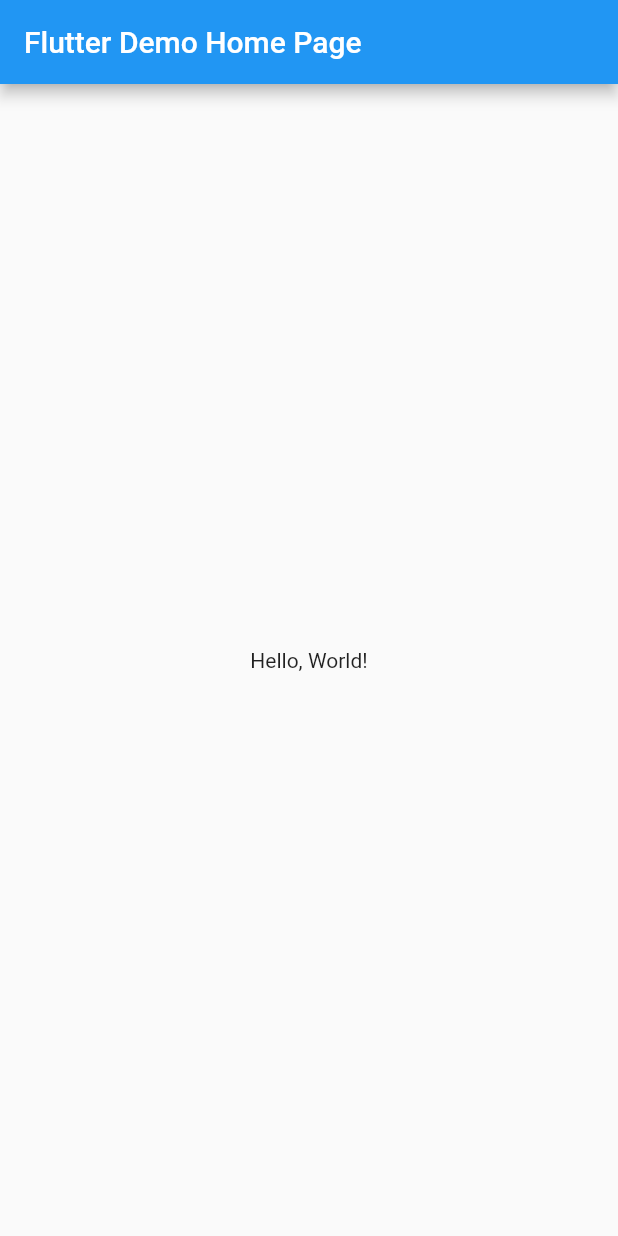
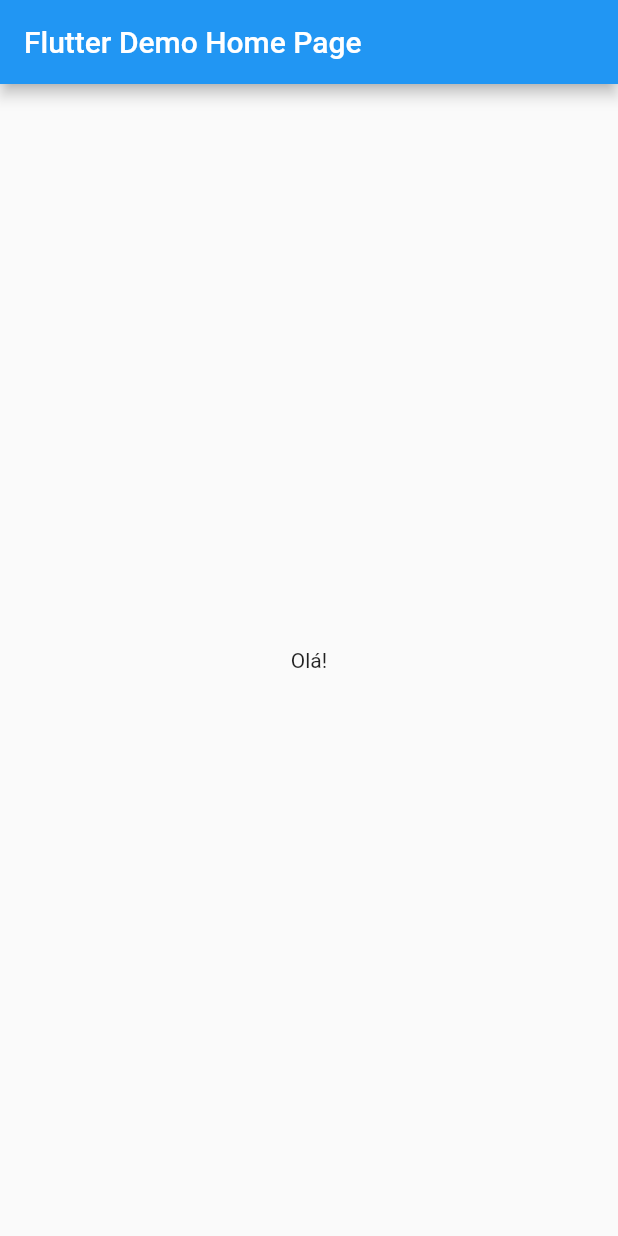
Before and after one commit to lennontaqua/projetologica2022A, a Flutter app: the screen it shows after launch, on a phone screen of 412 x 824 dp. Run offline on Flutter 3.47's test engine with Material 2 defaults, Android fonts, the phone set to English and light mode, and no system bars.

Commit message:
Update main.dart

```diff
--- a/lib/main.dart
+++ b/lib/main.dart
@@ -33,7 +33,7 @@ class MyHomePage extends StatelessWidget {
       ),
       body: Center(
         child: Text(
-          'Hello, World!',
+          'Olá!',
         ),
       ),
     );
```
